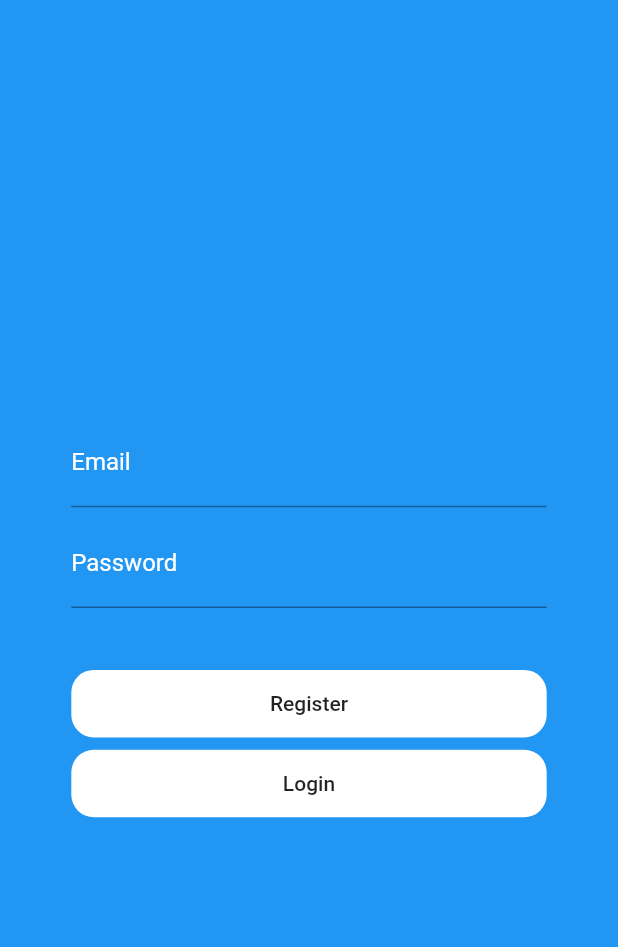
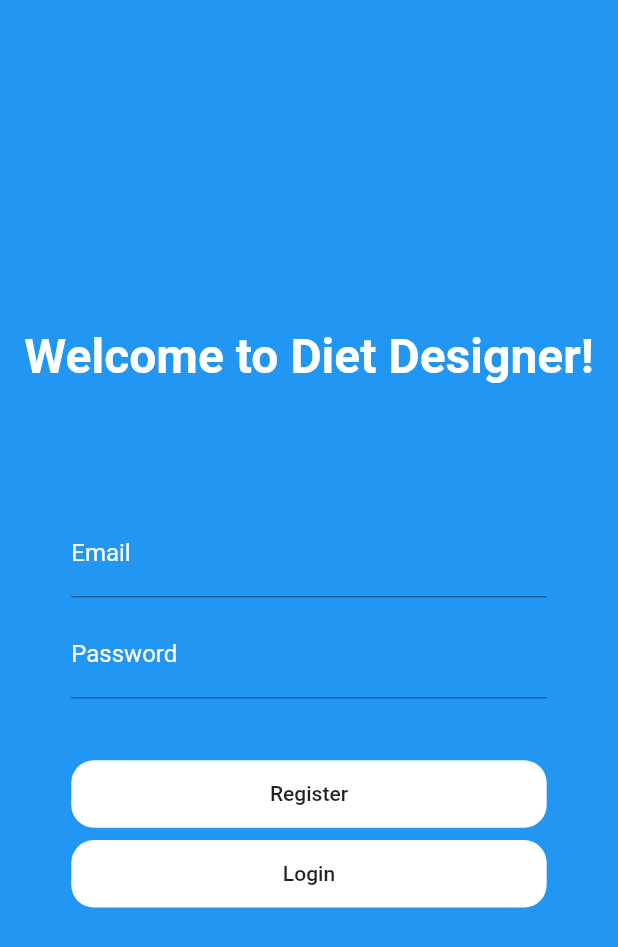
Before and after one commit to p-olszewski/DietDesigner, a Flutter app: the screen it shows after launch, on a phone screen of 412 x 824 dp. Shown: the top 947 px of the screen. Run offline on Flutter 3.47's test engine with Material 2 defaults, Android fonts, the phone set to English and light mode, and no system bars; our stand-ins replace firebase_auth, firebase_core; accounts and stored records are empty.

Commit message:
Add welcome text to the authentication page

```diff
--- a/lib/ui/authentication.dart
+++ b/lib/ui/authentication.dart
@@ -27,6 +27,14 @@ class _AuthenticationState extends State<Authentication> {
         child: Column(
           mainAxisAlignment: MainAxisAlignment.center,
           children: [
+            const Text(
+              "Welcome to Diet Designer!",
+              style: TextStyle(
+                  color: Colors.white,
+                  fontSize: 32,
+                  fontWeight: FontWeight.bold),
+            ),
+            SizedBox(height: screenHeight / 10),
             SizedBox(
               width: widgetWidth,
               child: TextFormField(
```
